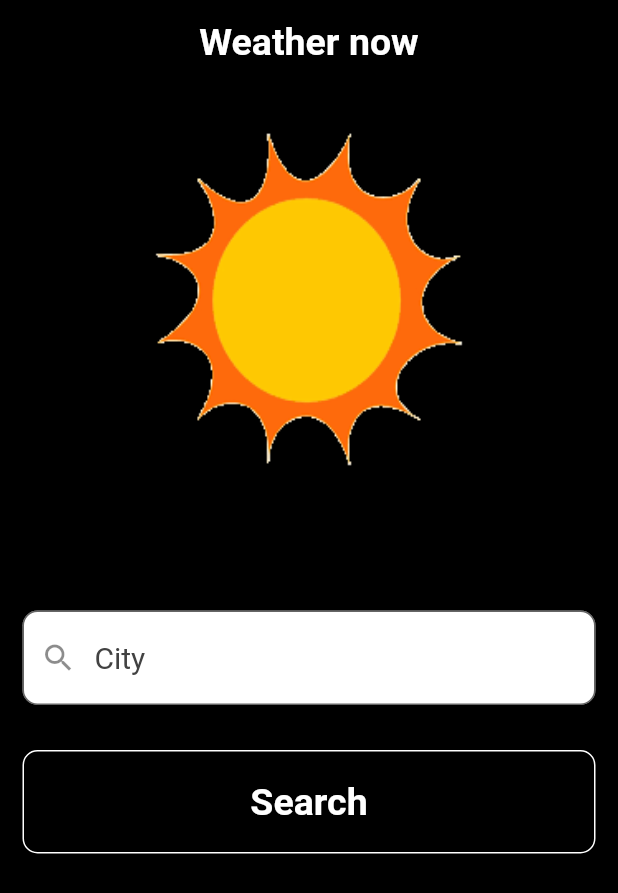
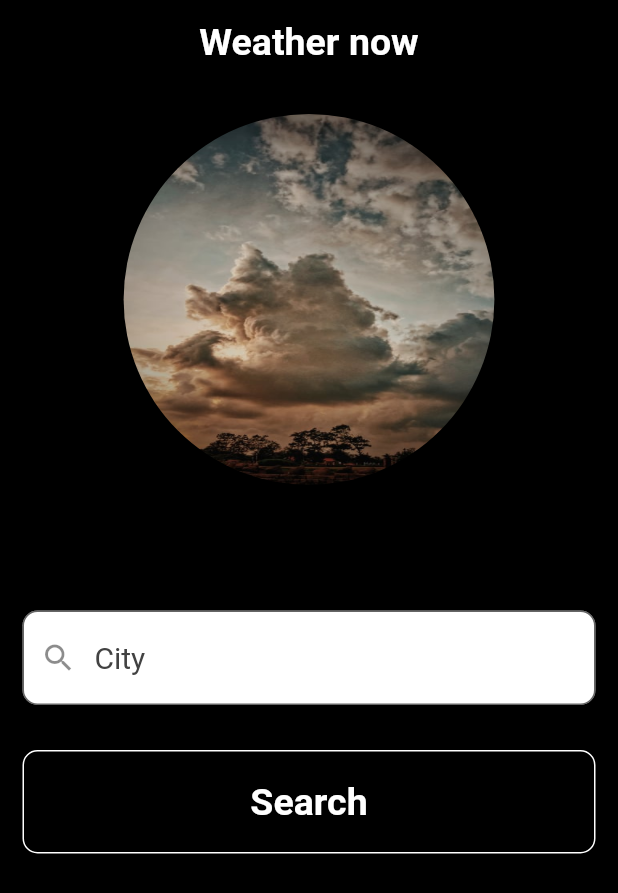
Before and after one commit to zastavropoulos/WeatherApp, a Flutter app: the screen it shows after launch, on a phone screen of 412 x 824 dp. Shown: the top 893 px of the screen. Run offline on Flutter 3.47's test engine with Material 2 defaults, Android fonts, the phone set to English and light mode, and no system bars.

```diff
--- a/weather_now/lib/scenes/mainScene.dart
+++ b/weather_now/lib/scenes/mainScene.dart
@@ -31,9 +31,12 @@ class MainScene extends StatelessWidget {
       margin: EdgeInsets.fromLTRB(0.0, 20.0, 0, 0.0),
       width: MediaQuery.of(_context).size.width * 0.65,
       height: MediaQuery.of(_context).size.height * 0.3,
-      child: Image(
-        image: AssetImage('assets/images/logo.png'),
-        fit: BoxFit.fill,
+      decoration: BoxDecoration(
+        shape: BoxShape.circle,
+        image: DecorationImage(
+          fit: BoxFit.fill,
+          image: AssetImage("assets/images/logo2.jpg"),
+        ),
       ),
     );
   }
```
Also changed, not shown: weather_now/assets/images/logo.jpg (added), weather_now/assets/images/logo2.jpg (added), weather_now/assets/images/logo3.jpg (added), weather_now/assets/images/logo4.jpg (added).
